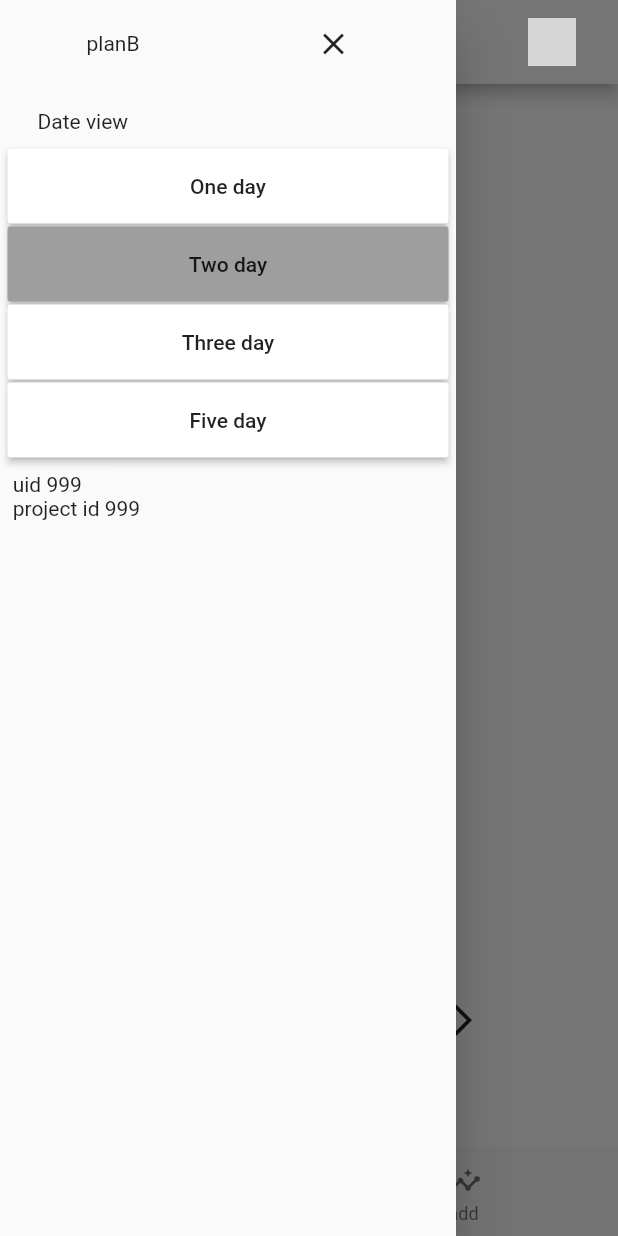
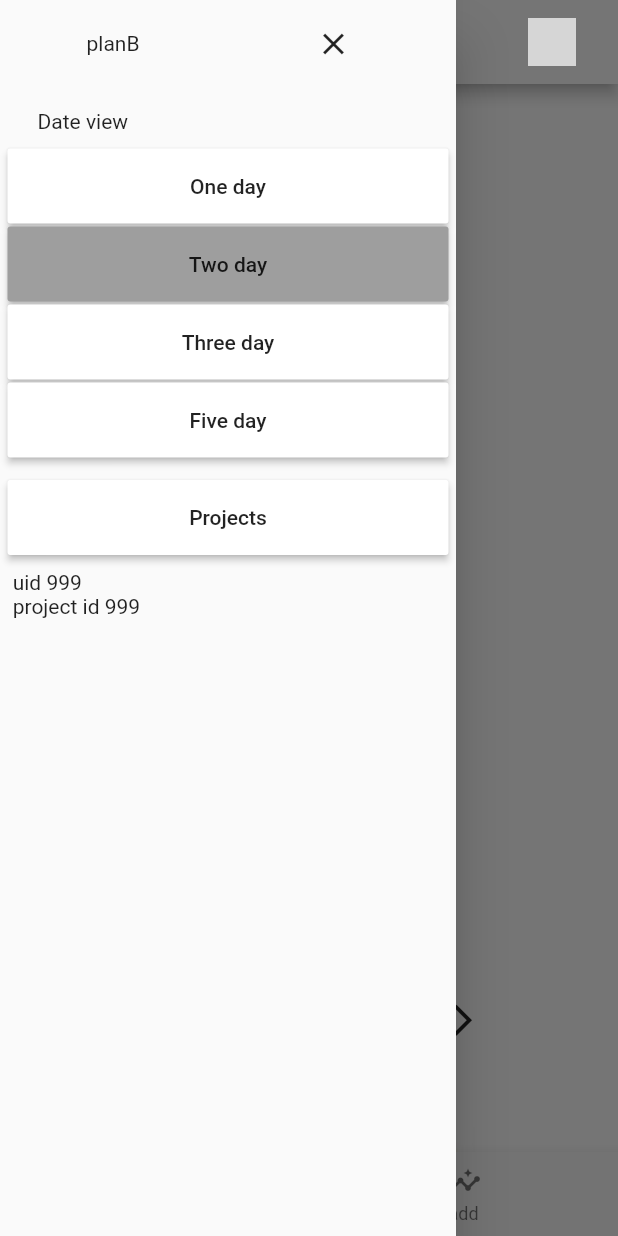
Before and after one commit to balaji0852/yellowpatio, a Flutter app: the Home screen opened directly, with the side drawer open, on a phone screen of 412 x 824 dp. Run offline on Flutter 3.47's test engine with Material 2 defaults, Android fonts, the light colour scheme and no system bars; our stand-ins replace firebase_auth, firebase_core, floor, flutter_redux, google_sign_in, redux and 1 more; accounts and stored records are empty; generated files the repository leaves out were written again; network calls fail; grey boxes are pictures that could not be loaded.

Commit message:
added projects navigation

```diff
--- a/lib/home_drawer.dart
+++ b/lib/home_drawer.dart
@@ -1,11 +1,13 @@
 import 'package:flutter/cupertino.dart';
 import 'package:flutter/material.dart';
 import 'package:flutter_redux/flutter_redux.dart';
+import 'package:yellowpatioapp/Pages/projectPage.dart';
 import 'package:yellowpatioapp/redux_state_store/action/actions.dart';
 import 'package:yellowpatioapp/redux_state_store/appStore.dart';
 import 'package:yellowpatioapp/redux_state_store/reducer/date_preference_reducer.dart';
 
 import 'config.dart';
+import 'home.dart';
 
 class HomeDrawer extends StatefulWidget {
   @override
@@ -15,7 +17,6 @@ class HomeDrawer extends StatefulWidget {
 }
 
 class HomeDraweWidget extends State<HomeDrawer> {
-
   //TODO - FOR REMOVAL ---- LINE 102 <-REASON
   int viewTypeState = 1;
   // ignore: prefer_typing_uninitialized_variables
@@ -45,8 +46,8 @@ class HomeDraweWidget extends State<HomeDrawer> {
     super.didChangeDependencies();
     state = StoreProvider.of<AppStore>(context);
     setState(() {
-          uid = state.state.userStoreID;
-          projectStoreID = state.state.projectStoreID;
+      uid = state.state.userStoreID;
+      projectStoreID = state.state.projectStoreID;
     });
   }
 
@@ -100,14 +101,29 @@ class HomeDraweWidget extends State<HomeDrawer> {
                 const SizedBox(
                   height: 2,
                 ),
-                datePreferenceWidget(5, 'Five day')
+                datePreferenceWidget(5, 'Five day'),
+                const SizedBox(
+                  height: 15,
+                ),
+                MaterialButton(
+                  key: UniqueKey(),
+                  height: 50,
+                  color:Colors.white,
+                  onPressed: () {
+                    Navigator.push(
+                      context,
+                      MaterialPageRoute(builder: (context) => const ProjectPage()),
+                    );
+                  },
+                  child: const Text("Projects"),
+                )
               ],
             ),
             const SizedBox(
               height: 10,
             ),
-            Text(" uid "+uid.toString())   ,
-             Text(" project id "+projectStoreID.toString())
+            Text(" uid " + uid.toString()),
+            Text(" project id " + projectStoreID.toString())
           ],
         ),
       ),
```
